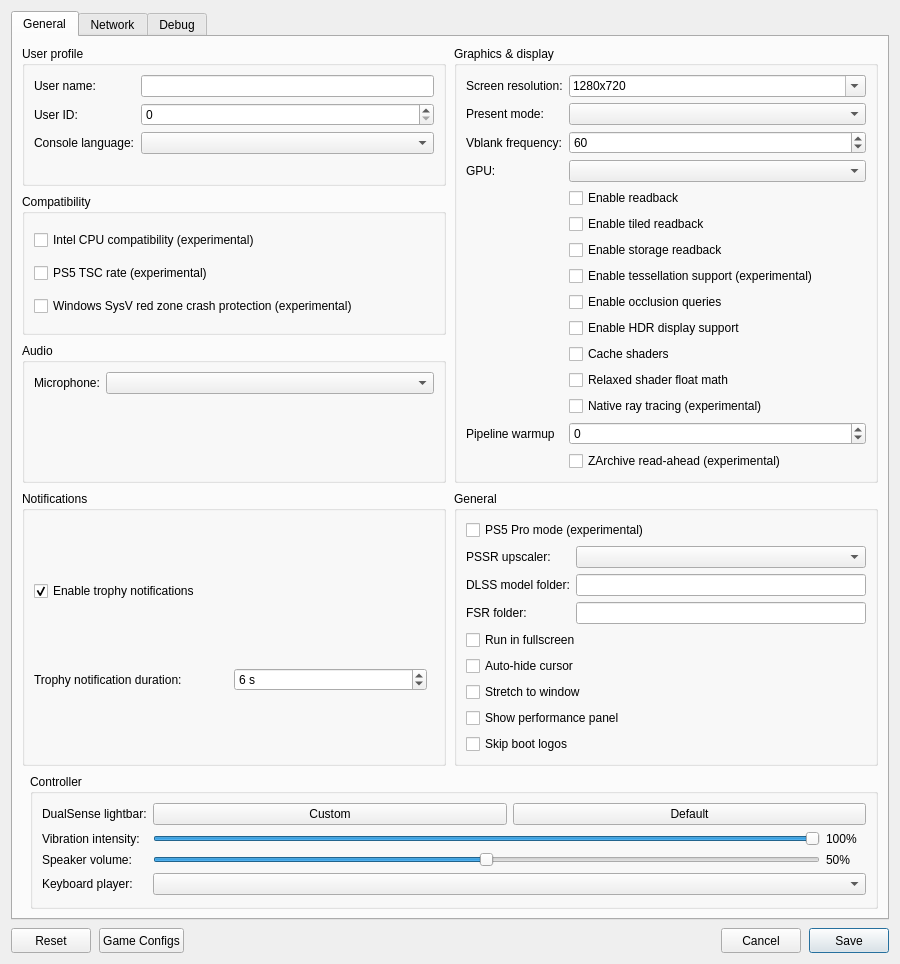
Qt form src/launcher/forms/configuration_edit_dialog.ui (ZazaJr24/KytyPs5-GTA-VI) before a commit.
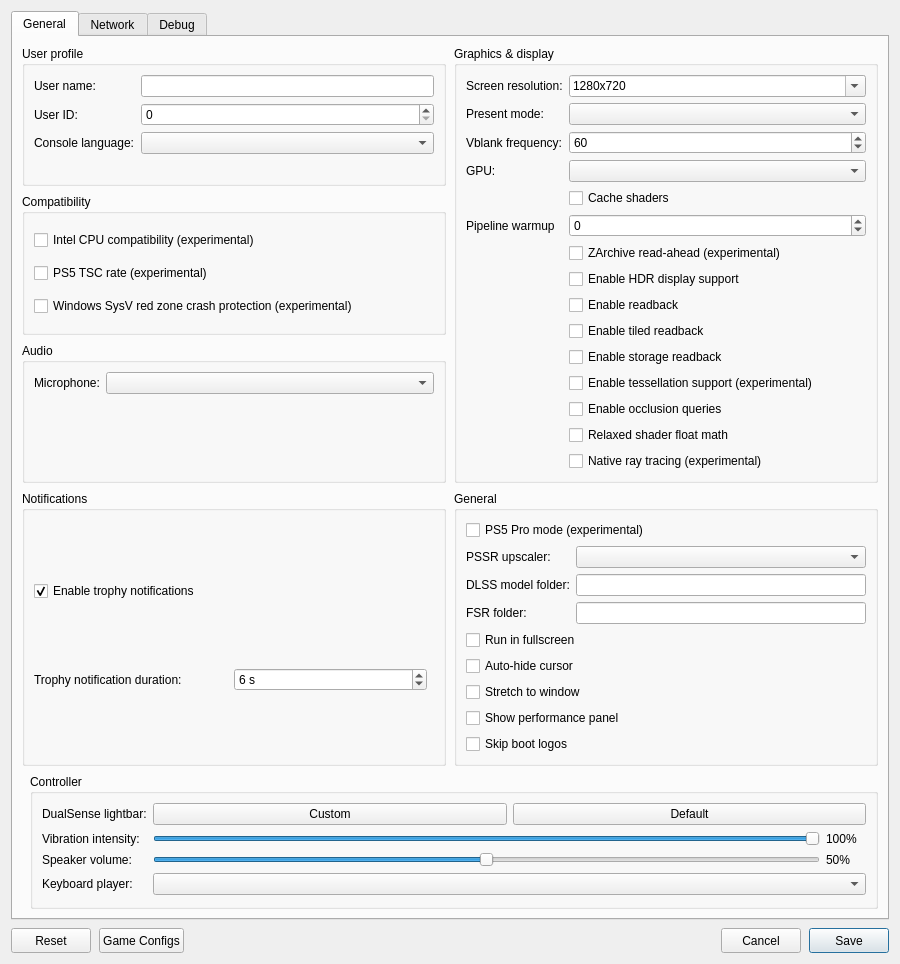
The same form after that commit. Custom widgets are drawn as their Qt base class.

What changed in the file:
```diff
--- a/src/launcher/forms/configuration_edit_dialog.ui
+++ b/src/launcher/forms/configuration_edit_dialog.ui
@@ -162,78 +162,78 @@
              </widget>
             </item>
             <item row="5" column="1">
+             <widget class="QCheckBox" name="checkBox_shader_cache">
+              <property name="toolTip"><string>Save compiled shaders and pipelines per game and load them at startup.</string></property>
+              <property name="text"><string>Cache shaders</string></property>
+             </widget>
+            </item>
+            <item row="6" column="0">
+             <widget class="QLabel" name="label_pipeline_warmup">
+              <property name="text"><string>Pipeline warmup</string></property>
+              <property name="buddy"><cstring>spinBox_pipeline_warmup</cstring></property>
+             </widget>
+            </item>
+            <item row="6" column="1">
+             <widget class="QSpinBox" name="spinBox_pipeline_warmup">
+              <property name="toolTip"><string>Experimental. Default prebuilds every cached pipeline. 0 defers all creation to first use. Smaller limits can trade startup time for gameplay stutter.</string></property>
+              <property name="minimum"><number>-1</number></property>
+              <property name="specialValueText"><string>Default</string></property>
+             </widget>
+            </item>
+            <item row="7" column="1">
+             <widget class="QCheckBox" name="checkBox_archive_read_ahead">
+              <property name="text"><string>ZArchive read-ahead (experimental)</string></property>
+              <property name="toolTip"><string>Prefetch sequential reads from .zar games. Effects vary by game and storage.</string></property>
+             </widget>
+            </item>
+            <item row="8" column="1">
+             <widget class="QCheckBox" name="checkBox_hdr">
+              <property name="toolTip"><string>Enable HDR10 output for supported games. Requires HDR enabled on the host display.</string></property>
+              <property name="text"><string>Enable HDR display support</string></property>
+             </widget>
+            </item>
+            <item row="9" column="1">
              <widget class="QCheckBox" name="checkBox_readback">
               <property name="toolTip"><string>Read back writable linear images</string></property>
               <property name="text"><string>Enable readback</string></property>
              </widget>
             </item>
-            <item row="6" column="1">
+            <item row="10" column="1">
              <widget class="QCheckBox" name="checkBox_readback_tiled">
               <property name="toolTip"><string>Read back small writable tiled images</string></property>
               <property name="text"><string>Enable tiled readback</string></property>
              </widget>
             </item>
-            <item row="7" column="1">
+            <item row="11" column="1">
              <widget class="QCheckBox" name="checkBox_readback_storage">
               <property name="toolTip"><string>Read back shader-written images when the game flushes the GPU cache for the CPU. Images from linear and tiled readback are read back then too.</string></property>
               <property name="text"><string>Enable storage readback</string></property>
              </widget>
             </item>
-            <item row="8" column="1">
+            <item row="12" column="1">
              <widget class="QCheckBox" name="checkBox_tessellation">
               <property name="toolTip"><string>Draw tessellated geometry. Disabled by default; unsupported tessellation may cause crashes.</string></property>
               <property name="text"><string>Enable tessellation support (experimental)</string></property>
              </widget>
             </item>
-            <item row="9" column="1">
+            <item row="13" column="1">
              <widget class="QCheckBox" name="checkBox_occlusion_queries">
               <property name="toolTip"><string>Count the samples of occlusion queries on the GPU, so hidden lights and objects stay hidden. Costs some performance.</string></property>
               <property name="text"><string>Enable occlusion queries</string></property>
              </widget>
             </item>
-            <item row="10" column="1">
-             <widget class="QCheckBox" name="checkBox_hdr">
-              <property name="toolTip"><string>Enable HDR10 output for supported games. Requires HDR enabled on the host display.</string></property>
-              <property name="text"><string>Enable HDR display support</string></property>
-             </widget>
-            </item>
-            <item row="11" column="1">
-             <widget class="QCheckBox" name="checkBox_shader_cache">
-              <property name="toolTip"><string>Save compiled shaders and pipelines per game and load them at startup.</string></property>
-              <property name="text"><string>Cache shaders</string></property>
-             </widget>
-            </item>
-            <item row="12" column="1">
+            <item row="14" column="1">
              <widget class="QCheckBox" name="checkBox_relaxed_shader_float">
               <property name="toolTip"><string>Use the host GPU's native float operations in shaders. Faster, but can be inaccurate.</string></property>
               <property name="text"><string>Relaxed shader float math</string></property>
              </widget>
             </item>
-            <item row="13" column="1">
+            <item row="15" column="1">
              <widget class="QCheckBox" name="checkBox_native_rt">
               <property name="toolTip"><string>Use native RT on the GPU.</string></property>
               <property name="text"><string>Native ray tracing (experimental)</string></property>
              </widget>
             </item>
-            <item row="14" column="0">
-             <widget class="QLabel" name="label_pipeline_warmup">
-              <property name="text"><string>Pipeline warmup</string></property>
-              <property name="buddy"><cstring>spinBox_pipeline_warmup</cstring></property>
-             </widget>
-            </item>
-            <item row="14" column="1">
-             <widget class="QSpinBox" name="spinBox_pipeline_warmup">
-              <property name="toolTip"><string>Experimental. Default prebuilds every cached pipeline. 0 defers all creation to first use. Smaller limits can trade startup time for gameplay stutter.</string></property>
-              <property name="minimum"><number>-1</number></property>
-              <property name="specialValueText"><string>Default</string></property>
-             </widget>
-            </item>
-            <item row="15" column="1">
-             <widget class="QCheckBox" name="checkBox_archive_read_ahead">
-              <property name="text"><string>ZArchive read-ahead (experimental)</string></property>
-              <property name="toolTip"><string>Prefetch sequential reads from .zar games. Effects vary by game and storage.</string></property>
-             </widget>
-            </item>
            </layout>
           </widget>
          </item>
```
